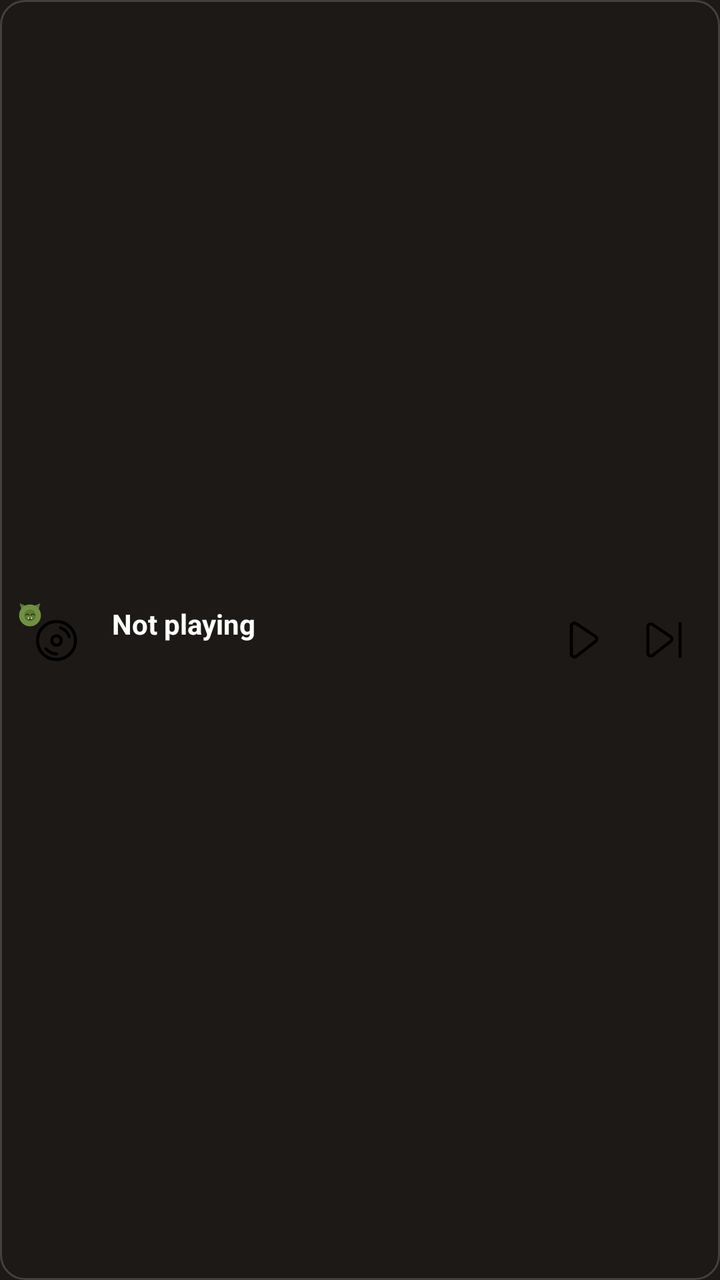
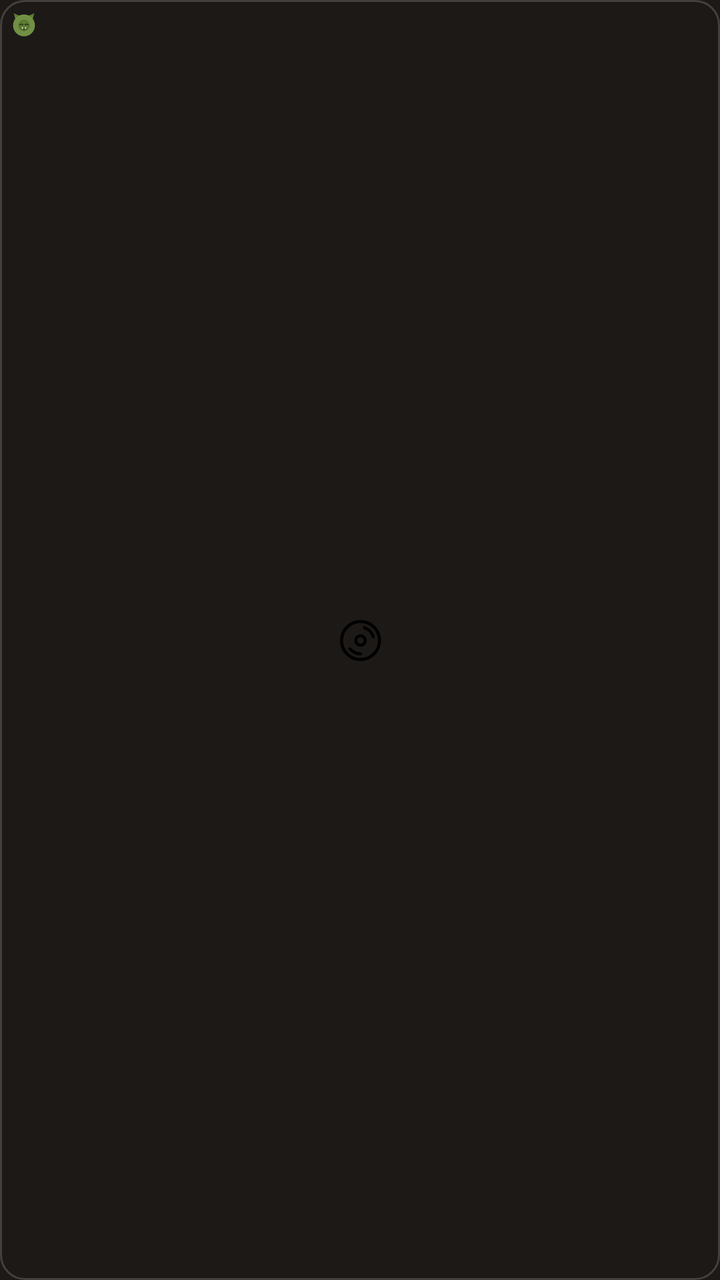

An Android layout rendered at two revisions. The XML below is the earlier revision; the diff shows what the commit changed to produce the second picture.
<!-- AndroidManifest.xml: application theme Theme.Muorg -->
<!-- res/layout/now_playing_widget_compact.xml -->
<?xml version="1.0" encoding="utf-8"?>
<LinearLayout xmlns:android="http://schemas.android.com/apk/res/android"
    android:id="@+id/widget_root"
    android:layout_width="match_parent"
    android:layout_height="match_parent"
    android:orientation="horizontal"
    android:gravity="center_vertical"
    android:padding="8dp"
    android:background="@drawable/widget_background">

    <FrameLayout
        android:layout_width="40dp"
        android:layout_height="40dp">

        <ImageView
            android:id="@+id/widget_cover"
            android:layout_width="match_parent"
            android:layout_height="match_parent"
            android:scaleType="centerCrop"
            android:contentDescription="@string/widget_cover_desc"
            android:visibility="gone" />

        <ImageView
            android:id="@+id/widget_cover_placeholder"
            android:layout_width="match_parent"
            android:layout_height="match_parent"
            android:src="@drawable/ic_compact_disk"
            android:scaleType="centerInside"
            android:contentDescription="@string/widget_cover_desc" />

        
        <ImageView
            android:layout_width="14dp"
            android:layout_height="14dp"
            android:layout_gravity="top|start"
            android:src="@drawable/widget_logo"
            android:importantForAccessibility="no" />
    </FrameLayout>

    <LinearLayout
        android:layout_width="0dp"
        android:layout_height="wrap_content"
        android:layout_weight="1"
        android:layout_gravity="center_vertical"
        android:orientation="vertical"
        android:layout_marginStart="8dp">

        <TextView
            android:id="@+id/widget_title"
            android:layout_width="match_parent"
            android:layout_height="wrap_content"
            android:ellipsize="end"
            android:maxLines="1"
            android:textAppearance="@style/TextAppearance.Widget.Title"
            android:text="@string/widget_no_track" />

        <TextView
            android:id="@+id/widget_artist"
            android:layout_width="match_parent"
            android:layout_height="wrap_content"
            android:ellipsize="end"
            android:maxLines="1"
            android:textAppearance="@style/TextAppearance.Widget.Artist"
            android:text="" />
    </LinearLayout>

    <ImageButton
        android:id="@+id/widget_play_pause"
        android:layout_width="40dp"
        android:layout_height="40dp"
        android:layout_gravity="center_vertical"
        android:padding="8dp"
        android:scaleType="center"
        android:src="@drawable/ic_play"
        android:background="@android:color/transparent"
        android:contentDescription="@string/widget_play" />

    <ImageButton
        android:id="@+id/widget_next"
        android:layout_width="40dp"
        android:layout_height="40dp"
        android:layout_gravity="center_vertical"
        android:padding="8dp"
        android:scaleType="center"
        android:src="@drawable/ic_next"
        android:background="@android:color/transparent"
        android:contentDescription="@string/widget_next" />

</LinearLayout>
<!-- resources referenced by this layout -->
<resources>
  <!-- drawable ic_play (drawable) -->
  <vector xmlns:android="http://schemas.android.com/apk/res/android"
      android:width="24dp"
      android:height="24dp"
      android:viewportWidth="24"
      android:viewportHeight="24">
      <path
          android:pathData="M5.64386 5.02467V18.9711C5.64455 19.257 5.72521 19.5371 5.87674 19.7796C6.02827 20.0221 6.24461 20.2173 6.50132 20.3433C6.75802 20.4693 7.04484 20.5209 7.32935 20.4924C7.61387 20.4638 7.88473 20.3563 8.11131 20.1818L17.7665 12.6722C17.9577 12.523 18.1108 12.3305 18.2131 12.1106C18.3154 11.8907 18.3641 11.6497 18.3551 11.4073C18.3461 11.165 18.2798 10.9282 18.1615 10.7165C18.0432 10.5047 17.8763 10.3241 17.6746 10.1894L8.01935 3.75264C7.78885 3.60084 7.52164 3.5141 7.24593 3.50158C6.97022 3.48906 6.69625 3.55122 6.45294 3.68151C6.20964 3.8118 6.00603 4.00537 5.86362 4.24178C5.72121 4.4782 5.64528 4.74868 5.64386 5.02467Z"
          android:fillColor="#00000000"
          android:strokeColor="#FF000000"
          android:strokeWidth="1.5"
          android:strokeLineCap="round"
          android:strokeLineJoin="round" />
  </vector>
  <!-- drawable widget_background (drawable) -->
  <?xml version="1.0" encoding="utf-8"?>
  <shape xmlns:android="http://schemas.android.com/apk/res/android">
      <solid android:color="#1C1917" />
      <corners android:radius="12dp" />
      <stroke
          android:width="1dp"
          android:color="#44403C" />
  </shape>
  <string name="widget_cover_desc">Album art</string>
  <string name="widget_next">Next track</string>
  <string name="widget_no_track">Not playing</string>
  <string name="widget_play">Play</string>
  <style name="TextAppearance.Widget.Artist" parent="android:TextAppearance">
          <item name="android:textSize">12sp</item>
          <item name="android:textColor">#CCFFFFFF</item>
      </style>
  <style name="TextAppearance.Widget.Title" parent="android:TextAppearance">
          <item name="android:textSize">14sp</item>
          <item name="android:textColor">#FFFFFFFF</item>
          <item name="android:textStyle">bold</item>
      </style>
  <style name="Theme.Muorg" parent="android:Theme.Material.Light.NoActionBar">
          <item name="android:windowBackground">#1c1917</item>
          <item name="android:statusBarColor">#1c1917</item>
          <item name="android:navigationBarColor">#292524</item>
          <item name="android:windowLightStatusBar">false</item>
      </style>
  <!-- unchanged entries left out for length: 3 -->
</resources>

<!-- the commit's change to res/layout/now_playing_widget_compact.xml (unified diff, before → after) -->
@@ -1,89 +1,117 @@
 <?xml version="1.0" encoding="utf-8"?>
-<LinearLayout xmlns:android="http://schemas.android.com/apk/res/android"
+<FrameLayout xmlns:android="http://schemas.android.com/apk/res/android"
     android:id="@+id/widget_root"
     android:layout_width="match_parent"
     android:layout_height="match_parent"
-    android:orientation="horizontal"
-    android:gravity="center_vertical"
-    android:padding="8dp"
     android:background="@drawable/widget_background">
 
-    <FrameLayout
-        android:layout_width="40dp"
-        android:layout_height="40dp">
+    <ImageView
+        android:id="@+id/widget_backdrop"
+        android:layout_width="match_parent"
+        android:layout_height="match_parent"
+        android:scaleType="centerCrop"
+        android:importantForAccessibility="no"
+        android:visibility="gone" />
 
-        <ImageView
-            android:id="@+id/widget_cover"
-            android:layout_width="match_parent"
-            android:layout_height="match_parent"
-            android:scaleType="centerCrop"
-            android:contentDescription="@string/widget_cover_desc"
+    <LinearLayout
+        android:layout_width="match_parent"
+        android:layout_height="match_parent"
+        android:orientation="horizontal"
+        android:gravity="center_vertical"
+        android:padding="8dp">
+
+        <FrameLayout
+            android:layout_width="wrap_content"
+            android:layout_height="match_parent">
+
+            <ImageView
+                android:id="@+id/widget_cover"
+                android:layout_width="wrap_content"
+                android:layout_height="match_parent"
+                android:adjustViewBounds="true"
+                android:scaleType="fitCenter"
+                android:contentDescription="@string/widget_cover_desc"
+                android:visibility="gone" />
+
+            <ImageView
+                android:id="@+id/widget_cover_placeholder"
+                android:layout_width="wrap_content"
+                android:layout_height="match_parent"
+                android:adjustViewBounds="true"
+                android:src="@drawable/ic_compact_disk"
+                android:scaleType="centerInside"
+                android:contentDescription="@string/widget_cover_desc" />
+        </FrameLayout>
+
+        <LinearLayout
+            android:layout_width="0dp"
+            android:layout_height="wrap_content"
+            android:layout_weight="1"
+            android:layout_gravity="center_vertical"
+            android:orientation="vertical"
+            android:layout_marginStart="8dp">
+
+            <TextView
+                android:id="@+id/widget_title"
+                android:layout_width="match_parent"
+                android:layout_height="wrap_content"
+                android:ellipsize="end"
+                android:maxLines="1"
+                android:textAppearance="@style/TextAppearance.Widget.Title"
+                android:text="@string/widget_no_track" />
+
+            <TextView
+                android:id="@+id/widget_artist"
+                android:layout_width="match_parent"
+                android:layout_height="wrap_content"
+                android:ellipsize="end"
+                android:maxLines="1"
+                android:textAppearance="@style/TextAppearance.Widget.Artist"
+                android:text="" />
+        </LinearLayout>
+
+        <ImageButton
+            android:id="@+id/widget_favorite"
+            android:layout_width="36dp"
+            android:layout_height="40dp"
+            android:layout_gravity="center_vertical"
+            android:padding="8dp"
+            android:scaleType="center"
+            android:src="@drawable/ic_heart"
+            android:background="@android:color/transparent"
+            android:contentDescription="@string/widget_toggle_favorite"
             android:visibility="gone" />
 
-        <ImageView
-            android:id="@+id/widget_cover_placeholder"
-            android:layout_width="match_parent"
-            android:layout_height="match_parent"
-            android:src="@drawable/ic_compact_disk"
-            android:scaleType="centerInside"
-            android:contentDescription="@string/widget_cover_desc" />
+        <ImageButton
+            android:id="@+id/widget_play_pause"
+            android:layout_width="40dp"
+            android:layout_height="40dp"
+            android:layout_gravity="center_vertical"
+            android:padding="8dp"
+            android:scaleType="center"
+            android:src="@drawable/ic_play"
+            android:background="@android:color/transparent"
+            android:contentDescription="@string/widget_play" />
 
-        
-        <ImageView
-            android:layout_width="14dp"
-            android:layout_height="14dp"
-            android:layout_gravity="top|start"
-            android:src="@drawable/widget_logo"
-            android:importantForAccessibility="no" />
-    </FrameLayout>
-
-    <LinearLayout
-        android:layout_width="0dp"
-        android:layout_height="wrap_content"
-        android:layout_weight="1"
-        android:layout_gravity="center_vertical"
-        android:orientation="vertical"
-        android:layout_marginStart="8dp">
-
-        <TextView
-            android:id="@+id/widget_title"
-            android:layout_width="match_parent"
-            android:layout_height="wrap_content"
-            android:ellipsize="end"
-            android:maxLines="1"
-            android:textAppearance="@style/TextAppearance.Widget.Title"
-            android:text="@string/widget_no_track" />
-
-        <TextView
-            android:id="@+id/widget_artist"
-            android:layout_width="match_parent"
-            android:layout_height="wrap_content"
-            android:ellipsize="end"
-            android:maxLines="1"
-            android:textAppearance="@style/TextAppearance.Widget.Artist"
-            android:text="" />
+        <ImageButton
+            android:id="@+id/widget_next"
+            android:layout_width="40dp"
+            android:layout_height="40dp"
+            android:layout_gravity="center_vertical"
+            android:padding="8dp"
+            android:scaleType="center"
+            android:src="@drawable/ic_next"
+            android:background="@android:color/transparent"
+            android:contentDescription="@string/widget_next" />
     </LinearLayout>
 
-    <ImageButton
-        android:id="@+id/widget_play_pause"
-        android:layout_width="40dp"
-        android:layout_height="40dp"
-        android:layout_gravity="center_vertical"
-        android:padding="8dp"
-        android:scaleType="center"
-        android:src="@drawable/ic_play"
-        android:background="@android:color/transparent"
-        android:contentDescription="@string/widget_play" />
+    
+    <ImageView
+        android:layout_width="14dp"
+        android:layout_height="14dp"
+        android:layout_gravity="top|start"
+        android:layout_margin="5dp"
+        android:src="@drawable/widget_logo"
+        android:importantForAccessibility="no" />
 
-    <ImageButton
-        android:id="@+id/widget_next"
-        android:layout_width="40dp"
-        android:layout_height="40dp"
-        android:layout_gravity="center_vertical"
-        android:padding="8dp"
-        android:scaleType="center"
-        android:src="@drawable/ic_next"
-        android:background="@android:color/transparent"
-        android:contentDescription="@string/widget_next" />
-
-</LinearLayout>
+</FrameLayout>
<!-- resource entries referenced after the edit -->
@@ -1,5 +1,19 @@
 <!-- resources referenced by this layout -->
 <resources>
+  <!-- drawable ic_heart (drawable) -->
+  <vector xmlns:android="http://schemas.android.com/apk/res/android"
+      android:width="24dp"
+      android:height="24dp"
+      android:viewportWidth="24"
+      android:viewportHeight="24">
+      <path
+          android:pathData="M12 7.2294C10.2671 3.30561 6.23596 2.95683 4.35874 4.66804C2.83049 6.04137 2.09645 9.33298 3.49233 12.363C5.89902 17.573 12 20.3087 12 20.3087C12 20.3087 18.101 17.573 20.5076 12.363C21.9036 9.33298 21.1695 6.04137 19.6413 4.66804C17.764 2.95683 13.7328 3.30561 12 7.2294Z"
+          android:fillColor="#00000000"
+          android:strokeColor="#FF000000"
+          android:strokeWidth="1.5"
+          android:strokeLineCap="round"
+          android:strokeLineJoin="round" />
+  </vector>
   <!-- drawable ic_play (drawable) -->
   <vector xmlns:android="http://schemas.android.com/apk/res/android"
       android:width="24dp"
@@ -27,6 +41,7 @@
   <string name="widget_next">Next track</string>
   <string name="widget_no_track">Not playing</string>
   <string name="widget_play">Play</string>
+  <string name="widget_toggle_favorite">Toggle favorite</string>
   <style name="TextAppearance.Widget.Artist" parent="android:TextAppearance">
           <item name="android:textSize">12sp</item>
           <item name="android:textColor">#CCFFFFFF</item>
